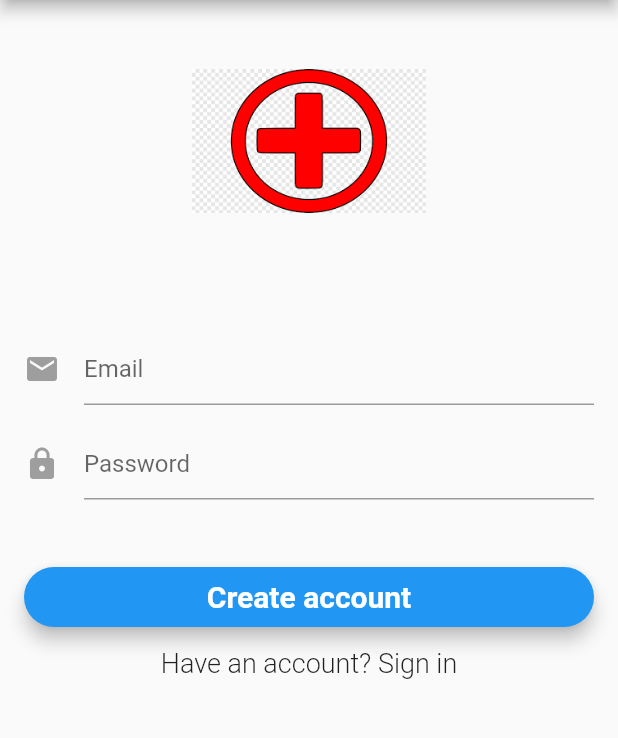
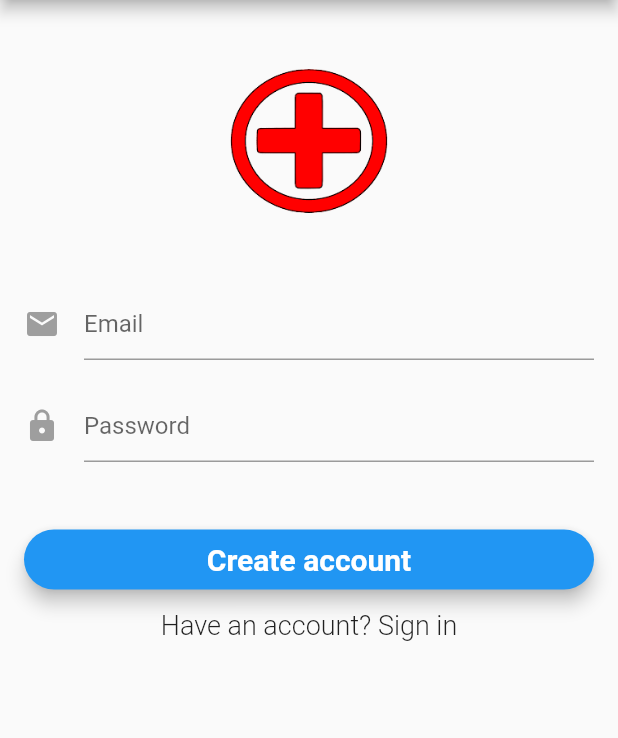
Before and after one commit to aashiqahmed98/Flutter_DocsApp, a Flutter app: the screen it shows after launch, after a tap on "Login", after a tap on "Create an account", on a phone screen of 412 x 824 dp, the part 84-822 px from its top. Run offline on Flutter 3.47's test engine with Material 2 defaults, Android fonts, the phone set to English and light mode, and no system bars; our stand-ins replace firebase_auth, fluttertoast; accounts and stored records are empty.

```diff
--- a/lib/login_signup_page.dart
+++ b/lib/login_signup_page.dart
@@ -1,5 +1,7 @@
 import 'package:flutter/material.dart';
 import 'package:login_demo/authentication.dart';
+
+import 'package:fluttertoast/fluttertoast.dart';
 
 class LoginSignupPage extends StatefulWidget {
   LoginSignupPage({this.auth, this.loginCallback});
@@ -88,7 +90,7 @@ class _LoginSignupPageState extends State<LoginSignupPage> {
       child: Padding(
         padding: EdgeInsets.fromLTRB(0.0, 30.0, 0.0, 0.0),
         child: CircleAvatar(
-          // backgroundColor: Colors.transparent,
+          backgroundColor: Colors.transparent,
           radius: 48.0,
           child: Image.asset('assets/cross.png'),
         ),
@@ -98,7 +100,7 @@ class _LoginSignupPageState extends State<LoginSignupPage> {
 
   Widget showEmailInput() {
     return Padding(
-      padding: const EdgeInsets.fromLTRB(0.0, 80.0, 0.0, 0.0),
+      padding: const EdgeInsets.fromLTRB(0.0, 50.0, 0.0, 0.0),
       child: new TextFormField(
         maxLines: 1,
         keyboardType: TextInputType.emailAddress,
@@ -117,7 +119,7 @@ class _LoginSignupPageState extends State<LoginSignupPage> {
 
   Widget showPasswordInput() {
     return Padding(
-      padding: const EdgeInsets.fromLTRB(0.0, 15.0, 0.0, 0.0),
+      padding: const EdgeInsets.fromLTRB(0.0, 20.0, 0.0, 0.0),
       child: new TextFormField(
         maxLines: 1,
         obscureText: true,
@@ -210,13 +212,39 @@ class _LoginSignupPageState extends State<LoginSignupPage> {
         if (_isLoginForm) {
           userId = await widget.auth.signIn(_email, _password);
           print('Signed in: $userId');
+
+          Fluttertoast.showToast(
+            msg: "LOGIN Success",
+            toastLength: Toast.LENGTH_SHORT,
+            gravity: ToastGravity.CENTER,
+            timeInSecForIosWeb: 1,
+            backgroundColor: Colors.grey,
+            textColor: Colors.black,
+            fontSize: 16.0,
+          );
         }
         // SignupForm
         else {
-          userId = await widget.auth.signUp(_email, _password);
+          try {
+            userId = await widget.auth.signUp(_email, _password);
+            // Toast.show("Signup Success", context,
+            //     duration: Toast.LENGTH_SHORT, gravity: Toast.BOTTOM);
+
+            Fluttertoast.showToast(
+                msg: "SIGNUP Success",
+                toastLength: Toast.LENGTH_SHORT,
+                gravity: ToastGravity.CENTER,
+                timeInSecForIosWeb: 1,
+                backgroundColor: Colors.grey,
+                textColor: Colors.black,
+                fontSize: 16.0);
+
+            print('Signed up user: $userId');
+          } catch (e) {
+            print(e);
+          }
           //widget.auth.sendEmailVerification();
           //_showVerifyEmailSentDialog();
-          print('Signed up user: $userId');
         }
         setState(() {
           _isLoading = false;
--- a/lib/main.dart
+++ b/lib/main.dart
@@ -1,6 +1,8 @@
 import 'package:flutter/material.dart';
-// import 'login_signup_page.dart';
+
+// Firebase
 import 'package:login_demo/authentication.dart';
+
 import 'package:login_demo/rootpage.dart';
 
 void main() => runApp(new MyApp());
@@ -9,10 +11,13 @@ class MyApp extends StatelessWidget {
   @override
   Widget build(BuildContext context) {
     return new MaterialApp(
+        debugShowCheckedModeBanner: false,
         title: 'DOCS APP',
         theme: new ThemeData(
           primarySwatch: Colors.blue,
         ),
+
+        // Passing the Firebase Auth
         home: new Rootpage(auth: new Auth()));
   }
 }
--- a/lib/rootpage.dart
+++ b/lib/rootpage.dart
@@ -1,4 +1,5 @@
 import 'package:flutter/material.dart';
+
 import 'package:login_demo/login_signup_page.dart';
 import 'package:login_demo/authentication.dart';
 import 'package:login_demo/homepage.dart';
@@ -82,9 +83,6 @@ class _RootpageState extends State<Rootpage> {
           );
         }
         break;
-
-      default:
-      // return buildWaitingScreen();
     }
   }
 }
--- a/pubspec.yaml
+++ b/pubspec.yaml
@@ -29,6 +29,8 @@ dependencies:
   cupertino_icons: ^0.1.3
   firebase_database: ^3.1.6
   firebase_auth: ^0.16.1
+  fluttertoast: ^4.0.1
+
 
 dev_dependencies:
   flutter_test:
```
Also changed, not shown: lib/homepage.dart (+34 -3 lines), assets/cross.png.
